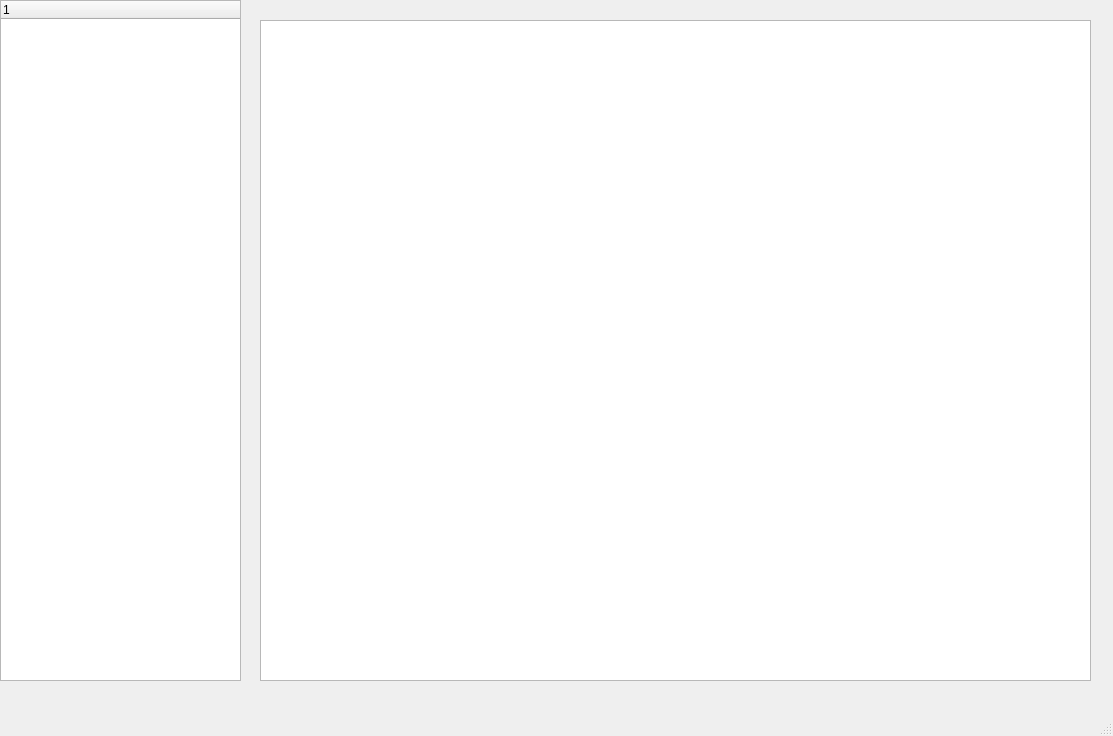
Old version of the form src/ui/mainwindow.ui in the repository ling3230/SoftwareEngineeringKGS.
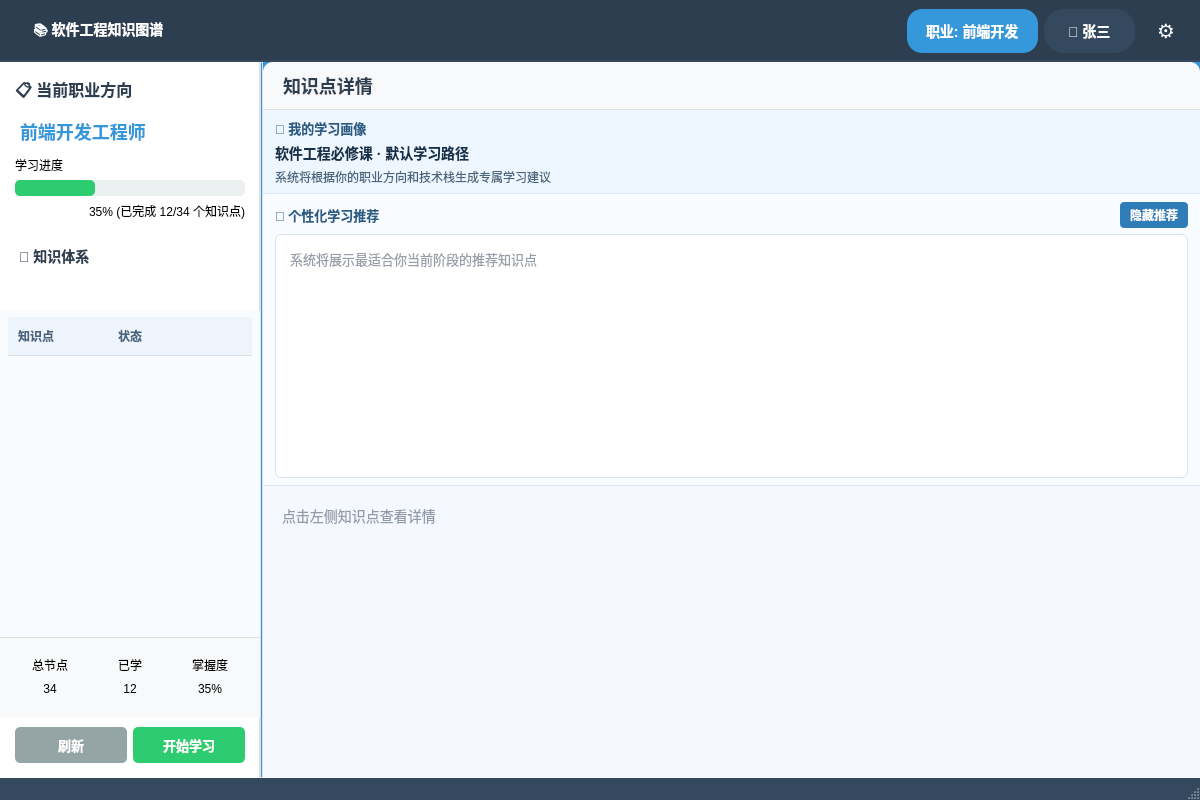
New version of the form. Icons and pictures are not drawn.

Commit message: 2026/3/26，第一次更新，完善系统框架

Diff of the .ui file:
```diff
--- a/src/ui/mainwindow.ui
+++ b/src/ui/mainwindow.ui
@@ -6,48 +6,892 @@
    <rect>
     <x>0</x>
     <y>0</y>
-    <width>1113</width>
-    <height>736</height>
+    <width>1200</width>
+    <height>800</height>
    </rect>
   </property>
   <property name="windowTitle">
-   <string>MainWindow</string>
+   <string>软件工程知识图谱 - 个性化学习系统</string>
+  </property>
+  <property name="styleSheet">
+   <string notr="true">
+    /* 全局样式 */
+    QMainWindow {
+       background-color: #3498db;
+    }
+
+    /* 标题栏样式 */
+    #titleBar {
+        background-color: #2c3e50;
+        min-height: 60px;
+        max-height: 60px;
+        border-bottom: 2px solid #34495e;
+    }
+
+    #titleBar QLabel {
+        color: white;
+        font-size: 14px;
+    }
+
+    #mainTitleLabel {
+        font-size: 20px;
+        font-weight: bold;
+        color: #ecf0f1;
+        padding-left: 20px;
+    }
+
+    #userInfoLabel {
+        background-color: #34495e;
+        padding: 8px 20px;
+        border-radius: 20px;
+        font-weight: bold;
+    }
+
+    #careerLabel {
+        background-color: #3498db;
+        padding: 5px 15px;
+        border-radius: 15px;
+        color: white;
+        font-weight: bold;
+    }
+
+    /* 侧边栏样式 */
+    #sideBar {
+        background-color: white;
+        border-right: 1px solid #e0e0e0;
+    }
+
+    #sideBar QLabel[text*=&quot;职业&quot;] {
+        font-size: 16px;
+        font-weight: bold;
+        color: #2c3e50;
+        padding: 15px 10px 5px 20px;
+    }
+
+    /* 知识点树样式 */
+    #knowledgeTree {
+        border: none;
+        background-color: #f8fbff;
+        font-size: 13px;
+        outline: none;
+        padding: 6px 8px 10px 8px;
+    }
+
+    #knowledgeTree::item {
+        padding: 8px 10px;
+        margin: 3px 4px;
+        border-radius: 6px;
+    }
+
+    #knowledgeTree::item:selected {
+        background-color: #d8ebff;
+        color: #16324f;
+        border: 1px solid #8ebce6;
+    }
+
+    #knowledgeTree::item:hover {
+        background-color: #eef6ff;
+    }
+
+    QHeaderView::section {
+        background-color: #edf4fb;
+        color: #47627d;
+        border: none;
+        border-bottom: 1px solid #d7e2ee;
+        padding: 8px 10px;
+        font-size: 12px;
+        font-weight: bold;
+    }
+
+    #knowledgeTree::branch:has-children:!has-siblings:closed,
+    #knowledgeTree::branch:closed:has-children:has-siblings {
+        border-image: none;
+        image: url(:/icons/arrow-right.png);
+    }
+
+    #knowledgeTree::branch:open:has-children:!has-siblings,
+    #knowledgeTree::branch:open:has-children:has-siblings {
+        border-image: none;
+        image: url(:/icons/arrow-down.png);
+    }
+
+    /* 进度条样式 */
+    QProgressBar {
+        border: none;
+        background-color: #ecf0f1;
+        border-radius: 5px;
+        height: 8px;
+        text-align: center;
+    }
+
+    QProgressBar::chunk {
+        background-color: #2ecc71;
+        border-radius: 5px;
+    }
+
+    /* 统计卡片样式 */
+    #statsWidget {
+        background-color: #f8f9fa;
+        border-top: 1px solid #e0e0e0;
+        padding: 10px;
+    }
+
+    .statCard {
+        background-color: white;
+        border: 1px solid #e0e0e0;
+        border-radius: 8px;
+        padding: 10px;
+    }
+
+    .statCard QLabel {
+        color: #7f8c8d;
+        font-size: 12px;
+    }
+
+    .statCard QLabel[text*=&quot;0&quot;] {
+        color: #2c3e50;
+        font-size: 24px;
+        font-weight: bold;
+    }
+
+    /* 按钮样式 */
+    QPushButton {
+        background-color: #3498db;
+        color: white;
+        border: none;
+        border-radius: 5px;
+        padding: 8px 16px;
+        font-size: 13px;
+        font-weight: bold;
+    }
+
+    QPushButton:hover {
+        background-color: #2980b9;
+    }
+
+    QPushButton#refreshBtn {
+        background-color: #95a5a6;
+    }
+
+    QPushButton#refreshBtn:hover {
+        background-color: #7f8c8d;
+    }
+
+    QPushButton#studyBtn {
+        background-color: #2ecc71;
+    }
+
+    QPushButton#studyBtn:hover {
+        background-color: #27ae60;
+    }
+
+    /* 详情区域样式 */
+    #detailWidget {
+        background-color: white;
+        border: 1px solid #e0e0e0;
+        border-radius: 10px;
+        margin: 10px;
+    }
+
+    #detailTitle {
+        font-size: 18px;
+        font-weight: bold;
+        color: #2c3e50;
+        padding: 10px 15px;
+        background-color: #f8f9fa;
+        border-top-left-radius: 10px;
+        border-top-right-radius: 10px;
+        border-bottom: 1px solid #e0e0e0;
+    }
+
+    #personaCard {
+        background-color: #eef7ff;
+        border-bottom: 1px solid #d8e8f6;
+        padding: 8px 10px;
+    }
+
+    #personaTitleLabel {
+        font-size: 13px;
+        font-weight: bold;
+        color: #2a5d84;
+    }
+
+    #personaSummaryLabel {
+        font-size: 14px;
+        color: #15324a;
+        font-weight: bold;
+    }
+
+    #personaFocusLabel {
+        font-size: 12px;
+        color: #48657d;
+    }
+
+    #recommendPanel {
+        background-color: #f8fbff;
+        border-bottom: 1px solid #dbe7f2;
+    }
+
+    #recommendTitleLabel {
+        font-size: 13px;
+        font-weight: bold;
+        color: #2a5d84;
+    }
+
+    #recommendToggleBtn {
+        background-color: #2f7db8;
+        border-radius: 4px;
+        padding: 4px 10px;
+        font-size: 12px;
+    }
+
+    #recommendToggleBtn:hover {
+        background-color: #276995;
+    }
+
+    #recommendationContent {
+        background-color: #ffffff;
+        border: 1px solid #d9e4ee;
+        border-radius: 6px;
+        font-size: 13px;
+        color: #2d3e4f;
+        padding: 10px;
+    }
+
+    #detailContent {
+        background-color: white;
+        border: none;
+        font-size: 14px;
+        line-height: 1.6;
+        padding: 15px;
+    }
+
+    /* 状态栏样式 */
+    QStatusBar {
+        background-color: #34495e;
+        color: #ecf0f1;
+    }
+
+    QStatusBar QLabel {
+        color: #ecf0f1;
+        padding: 2px 10px;
+    }
+   </string>
   </property>
   <widget class="QWidget" name="centralwidget">
-   <widget class="QTreeWidget" name="treeWidget">
-    <property name="geometry">
-     <rect>
-      <x>0</x>
-      <y>0</y>
-      <width>241</width>
-      <height>681</height>
-     </rect>
+   <layout class="QVBoxLayout" name="centralLayout">
+    <property name="spacing">
+     <number>0</number>
     </property>
-    <column>
-     <property name="text">
-      <string notr="true">1</string>
-     </property>
-    </column>
-   </widget>
-   <widget class="QPlainTextEdit" name="plainTextEdit">
-    <property name="geometry">
-     <rect>
-      <x>260</x>
-      <y>20</y>
-      <width>831</width>
-      <height>661</height>
-     </rect>
+    <property name="leftMargin">
+     <number>0</number>
     </property>
-   </widget>
+    <property name="topMargin">
+     <number>0</number>
+    </property>
+    <property name="rightMargin">
+     <number>0</number>
+    </property>
+    <property name="bottomMargin">
+     <number>0</number>
+    </property>
+    <item>
+     <widget class="QWidget" name="titleBar" native="true">
+      <property name="styleSheet">
+       <string notr="true"/>
+      </property>
+      <layout class="QHBoxLayout" name="titleLayout">
+       <item>
+        <widget class="QLabel" name="mainTitleLabel">
+         <property name="text">
+          <string>📚 软件工程知识图谱</string>
+         </property>
+        </widget>
+       </item>
+       <item>
+        <spacer name="horizontalSpacer">
+         <property name="orientation">
+          <enum>Qt::Orientation::Horizontal</enum>
+         </property>
+         <property name="sizeHint" stdset="0">
+          <size>
+           <width>40</width>
+           <height>20</height>
+          </size>
+         </property>
+        </spacer>
+       </item>
+       <item>
+        <widget class="QLabel" name="careerLabel">
+         <property name="text">
+          <string>职业: 前端开发</string>
+         </property>
+        </widget>
+       </item>
+       <item>
+        <widget class="QLabel" name="userInfoLabel">
+         <property name="text">
+          <string>👤 张三</string>
+         </property>
+        </widget>
+       </item>
+       <item>
+        <widget class="QPushButton" name="settingsBtn">
+         <property name="styleSheet">
+          <string notr="true">QPushButton {
+              background-color: transparent;
+              font-size: 20px;
+          }
+          QPushButton:hover {
+              background-color: #34495e;
+          }</string>
+         </property>
+         <property name="text">
+          <string>⚙️</string>
+         </property>
+         <property name="fixedSize" stdset="0">
+          <size>
+           <width>40</width>
+           <height>40</height>
+          </size>
+         </property>
+        </widget>
+       </item>
+      </layout>
+     </widget>
+    </item>
+    <item>
+     <widget class="QWidget" name="contentWidget" native="true">
+      <layout class="QHBoxLayout" name="mainLayout" stretch="2,0,8">
+       <property name="spacing">
+        <number>0</number>
+       </property>
+       <property name="leftMargin">
+        <number>0</number>
+       </property>
+       <property name="topMargin">
+        <number>0</number>
+       </property>
+       <property name="rightMargin">
+        <number>0</number>
+       </property>
+       <property name="bottomMargin">
+        <number>0</number>
+       </property>
+       <item>
+        <widget class="QWidget" name="sideBar" native="true">
+         <layout class="QVBoxLayout" name="sideLayout">
+          <property name="spacing">
+           <number>0</number>
+          </property>
+          <property name="leftMargin">
+           <number>0</number>
+          </property>
+          <property name="topMargin">
+           <number>0</number>
+          </property>
+          <property name="rightMargin">
+           <number>0</number>
+          </property>
+          <property name="bottomMargin">
+           <number>0</number>
+          </property>
+          <item>
+           <widget class="QWidget" name="careerInfoWidget" native="true">
+            <layout class="QVBoxLayout" name="careerInfoLayout">
+             <property name="leftMargin">
+              <number>15</number>
+             </property>
+             <property name="topMargin">
+              <number>15</number>
+             </property>
+             <property name="rightMargin">
+              <number>15</number>
+             </property>
+             <property name="bottomMargin">
+              <number>15</number>
+             </property>
+             <item>
+              <widget class="QLabel" name="careerTitleLabel">
+               <property name="styleSheet">
+                <string notr="true">font-size: 16px; font-weight: bold; color: #2c3e50;</string>
+               </property>
+               <property name="text">
+                <string>📋 当前职业方向</string>
+               </property>
+              </widget>
+             </item>
+             <item>
+              <widget class="QLabel" name="currentCareerLabel">
+               <property name="styleSheet">
+                <string notr="true">font-size: 18px; color: #3498db; font-weight: bold; padding: 5px 0;</string>
+               </property>
+               <property name="text">
+                <string>前端开发工程师</string>
+               </property>
+              </widget>
+             </item>
+             <item>
+              <widget class="QLabel" name="progressTextLabel">
+               <property name="text">
+                <string>学习进度</string>
+               </property>
+              </widget>
+             </item>
+             <item>
+              <widget class="QProgressBar" name="overallProgress">
+               <property name="value">
+                <number>35</number>
+               </property>
+               <property name="textVisible">
+                <bool>false</bool>
+               </property>
+              </widget>
+             </item>
+             <item>
+              <widget class="QLabel" name="progressPercentLabel">
+               <property name="text">
+                <string>35% (已完成 12/34 个知识点)</string>
+               </property>
+               <property name="alignment">
+                <set>Qt::AlignmentFlag::AlignRight</set>
+               </property>
+              </widget>
+             </item>
+            </layout>
+           </widget>
+          </item>
+          <item>
+           <widget class="QLabel" name="treeTitleLabel">
+            <property name="styleSheet">
+             <string notr="true">font-size: 14px; font-weight: bold; color: #2c3e50; padding: 10px 15px 5px 15px;</string>
+            </property>
+            <property name="text">
+             <string>📌 知识体系</string>
+            </property>
+           </widget>
+          </item>
+          <item>
+           <widget class="QToolButton" name="graphBtn">
+            <property name="sizePolicy">
+             <sizepolicy hsizetype="Expanding" vsizetype="Fixed">
+              <horstretch>0</horstretch>
+              <verstretch>0</verstretch>
+             </sizepolicy>
+            </property>
+            <property name="toolTip">
+             <string>点击进入三维知识空间</string>
+            </property>
+            <property name="layoutDirection">
+             <enum>Qt::LayoutDirection::LeftToRight</enum>
+            </property>
+            <property name="styleSheet">
+             <string notr="true">QToolButton#graphBtn {
+    /* 渐变背景 */
+    background: qlineargradient(x1:0, y1:0, x2:1, y2:0,
+                                stop:0 #3498db, stop:1 #5faee3);
+    
+    border: none;
+    border-radius: 6px;
+    color: white;
+    font-size: 13px;
+    font-weight: bold;
+    padding: 8px 16px;
+    
+    /* 添加阴影 */
+    box-shadow: 0 2px 4px rgba(0,0,0,0.2);
+}
+
+QToolButton#graphBtn:hover {
+    background: qlineargradient(x1:0, y1:0, x2:1, y2:0,
+                                stop:0 #2980b9, stop:1 #3498db);
+    box-shadow: 0 4px 8px rgba(0,0,0,0.3);
+}</string>
+            </property>
+            <property name="text">
+             <string>浏览知识图谱</string>
+            </property>
+            <property name="toolButtonStyle">
+             <enum>Qt::ToolButtonStyle::ToolButtonTextBesideIcon</enum>
+            </property>
+           </widget>
+          </item>
+          <item>
+           <widget class="QTreeWidget" name="knowledgeTree">
+            <property name="sizePolicy">
+             <sizepolicy hsizetype="Expanding" vsizetype="Expanding">
+              <horstretch>0</horstretch>
+              <verstretch>0</verstretch>
+             </sizepolicy>
+            </property>
+            <property name="indentation">
+             <number>28</number>
+            </property>
+            <property name="itemsExpandable">
+             <bool>true</bool>
+            </property>
+            <property name="animated">
+             <bool>true</bool>
+            </property>
+            <property name="wordWrap">
+             <bool>false</bool>
+            </property>
+            <property name="headerHidden">
+             <bool>false</bool>
+            </property>
+            <column>
+             <property name="text">
+              <string>知识点</string>
+             </property>
+            </column>
+            <column>
+             <property name="text">
+              <string>状态</string>
+             </property>
+            </column>
+           </widget>
+          </item>
+          <item>
+           <widget class="QWidget" name="statsWidget" native="true">
+            <layout class="QHBoxLayout" name="statsLayout">
+             <property name="spacing">
+              <number>10</number>
+             </property>
+             <property name="leftMargin">
+              <number>15</number>
+             </property>
+             <property name="topMargin">
+              <number>10</number>
+             </property>
+             <property name="rightMargin">
+              <number>15</number>
+             </property>
+             <property name="bottomMargin">
+              <number>10</number>
+             </property>
+             <item>
+              <widget class="QWidget" name="totalNodesCard" native="true">
+               <property name="minimumSize">
+                <size>
+                 <width>70</width>
+                 <height>60</height>
+                </size>
+               </property>
+               <property name="styleSheet">
+                <string notr="true">.statCard</string>
+               </property>
+               <layout class="QVBoxLayout" name="totalNodesLayout">
+                <item>
+                 <widget class="QLabel" name="totalNodesLabel">
+                  <property name="text">
+                   <string>总节点</string>
+                  </property>
+                  <property name="alignment">
+                   <set>Qt::AlignmentFlag::AlignCenter</set>
+                  </property>
+                 </widget>
+                </item>
+                <item>
+                 <widget class="QLabel" name="totalNodesValue">
+                  <property name="text">
+                   <string>34</string>
+                  </property>
+                  <property name="alignment">
+                   <set>Qt::AlignmentFlag::AlignCenter</set>
+                  </property>
+                 </widget>
+                </item>
+               </layout>
+              </widget>
+             </item>
+             <item>
+              <widget class="QWidget" name="learnedNodesCard" native="true">
+               <property name="minimumSize">
+                <size>
+                 <width>70</width>
+                 <height>60</height>
+                </size>
+               </property>
+               <property name="styleSheet">
+                <string notr="true">.statCard</string>
+               </property>
+               <layout class="QVBoxLayout" name="learnedNodesLayout">
+                <item>
+                 <widget class="QLabel" name="learnedNodesLabel">
+                  <property name="text">
+                   <string>已学</string>
+                  </property>
+                  <property name="alignment">
+                   <set>Qt::AlignmentFlag::AlignCenter</set>
+                  </property>
+                 </widget>
+                </item>
+                <item>
+                 <widget class="QLabel" name="learnedNodesValue">
+                  <property name="text">
+                   <string>12</string>
+                  </property>
+                  <property name="alignment">
+                   <set>Qt::AlignmentFlag::AlignCenter</set>
+                  </property>
+                 </widget>
+                </item>
+               </layout>
+              </widget>
+             </item>
+             <item>
+              <widget class="QWidget" name="masteryCard" native="true">
+               <property name="minimumSize">
+                <size>
+                 <width>70</width>
+                 <height>60</height>
+                </size>
+               </property>
+               <property name="styleSheet">
+                <string notr="true">.statCard</string>
+               </property>
+               <layout class="QVBoxLayout" name="masteryLayout">
+                <item>
+                 <widget class="QLabel" name="masteryLabel">
+                  <property name="text">
+                   <string>掌握度</string>
+                  </property>
+                  <property name="alignment">
+                   <set>Qt::AlignmentFlag::AlignCenter</set>
+                  </property>
+                 </widget>
+                </item>
+                <item>
+                 <widget class="QLabel" name="masteryValue">
+                  <property name="text">
+                   <string>35%</string>
+                  </property>
+                  <property name="alignment">
+                   <set>Qt::AlignmentFlag::AlignCenter</set>
+                  </property>
+                 </widget>
+                </item>
+               </layout>
+              </widget>
+             </item>
+            </layout>
+           </widget>
+          </item>
+          <item>
+           <widget class="QWidget" name="buttonWidget" native="true">
+            <layout class="QHBoxLayout" name="buttonLayout">
+             <property name="leftMargin">
+              <number>15</number>
+             </property>
+             <property name="topMargin">
+              <number>10</number>
+             </property>
+             <property name="rightMargin">
+              <number>15</number>
+             </property>
+             <property name="bottomMargin">
+              <number>15</number>
+             </property>
+             <item>
+              <widget class="QPushButton" name="refreshBtn">
+               <property name="text">
+                <string>刷新</string>
+               </property>
+              </widget>
+             </item>
+             <item>
+              <widget class="QPushButton" name="studyBtn">
+               <property name="text">
+                <string>开始学习</string>
+               </property>
+              </widget>
+             </item>
+            </layout>
+           </widget>
+          </item>
+         </layout>
+        </widget>
+       </item>
+       <item>
+        <widget class="QFrame" name="separator">
+         <property name="styleSheet">
+          <string notr="true">border: 1px solid #e0e0e0;</string>
+         </property>
+         <property name="frameShape">
+          <enum>QFrame::Shape::VLine</enum>
+         </property>
+         <property name="frameShadow">
+          <enum>QFrame::Shadow::Sunken</enum>
+         </property>
+        </widget>
+       </item>
+       <item>
+        <widget class="QWidget" name="detailWidget" native="true">
+         <layout class="QVBoxLayout" name="detailLayout">
+          <property name="spacing">
+           <number>0</number>
+          </property>
+          <property name="leftMargin">
+           <number>0</number>
+          </property>
+          <property name="topMargin">
+           <number>0</number>
+          </property>
+          <property name="rightMargin">
+           <number>0</number>
+          </property>
+          <property name="bottomMargin">
+           <number>0</number>
+          </property>
+          <item>
+           <widget class="QLabel" name="detailTitle">
+            <property name="text">
+             <string>知识点详情</string>
+            </property>
+           </widget>
+          </item>
+          <item>
+           <widget class="QWidget" name="personaCard" native="true">
+            <layout class="QVBoxLayout" name="personaLayout">
+             <property name="spacing">
+              <number>4</number>
+             </property>
+             <property name="leftMargin">
+              <number>12</number>
+             </property>
+             <property name="topMargin">
+              <number>8</number>
+             </property>
+             <property name="rightMargin">
+              <number>12</number>
+             </property>
+             <property name="bottomMargin">
+              <number>8</number>
+             </property>
+             <item>
+              <widget class="QLabel" name="personaTitleLabel">
+               <property name="text">
+                <string>🎯 我的学习画像</string>
+               </property>
+              </widget>
+             </item>
+             <item>
+              <widget class="QLabel" name="personaSummaryLabel">
+               <property name="text">
+                <string>软件工程必修课 · 默认学习路径</string>
+               </property>
+              </widget>
+             </item>
+             <item>
+              <widget class="QLabel" name="personaFocusLabel">
+               <property name="text">
+                <string>系统将根据你的职业方向和技术栈生成专属学习建议</string>
+               </property>
+              </widget>
+             </item>
+            </layout>
+           </widget>
+          </item>
+          <item>
+           <widget class="QWidget" name="recommendPanel" native="true">
+            <layout class="QVBoxLayout" name="recommendPanelLayout">
+             <property name="spacing">
+              <number>6</number>
+             </property>
+             <property name="leftMargin">
+              <number>12</number>
+             </property>
+             <property name="topMargin">
+              <number>8</number>
+             </property>
+             <property name="rightMargin">
+              <number>12</number>
+             </property>
+             <property name="bottomMargin">
+              <number>8</number>
+             </property>
+             <item>
+              <layout class="QHBoxLayout" name="recommendHeaderLayout">
+               <item>
+                <widget class="QLabel" name="recommendTitleLabel">
+                 <property name="text">
+                  <string>🧭 个性化学习推荐</string>
+                 </property>
+                </widget>
+               </item>
+               <item>
+                <spacer name="horizontalSpacerRecommend">
+                 <property name="orientation">
+                  <enum>Qt::Orientation::Horizontal</enum>
+                 </property>
+                 <property name="sizeHint" stdset="0">
+                  <size>
+                   <width>40</width>
+                   <height>20</height>
+                  </size>
+                 </property>
+                </spacer>
+               </item>
+               <item>
+                <widget class="QPushButton" name="recommendToggleBtn">
+                 <property name="text">
+                  <string>隐藏推荐</string>
+                 </property>
+                </widget>
+               </item>
+              </layout>
+             </item>
+             <item>
+              <widget class="QPlainTextEdit" name="recommendationContent">
+               <property name="minimumSize">
+                <size>
+                 <width>0</width>
+                 <height>130</height>
+                </size>
+               </property>
+               <property name="readOnly">
+                <bool>true</bool>
+               </property>
+               <property name="placeholderText">
+                <string>系统将展示最适合你当前阶段的推荐知识点</string>
+               </property>
+              </widget>
+             </item>
+            </layout>
+           </widget>
+          </item>
+          <item>
+           <widget class="QPlainTextEdit" name="detailContent">
+            <property name="styleSheet">
+             <string notr="true">/* 选中 detailContent，设置样式表 */
+QPlainTextEdit {
+    background-color: #f5f9ff;  /* 蓝 */
+    border: none;
+    font-size: 14px;
+    line-height: 1.8;
+    padding: 15px;
+    color: #2d3e4f;
+}</string>
+            </property>
+            <property name="readOnly">
+             <bool>true</bool>
+            </property>
+            <property name="placeholderText">
+             <string>点击左侧知识点查看详情</string>
+            </property>
+           </widget>
+          </item>
+         </layout>
+        </widget>
+       </item>
+      </layout>
+     </widget>
+    </item>
+   </layout>
   </widget>
-  <widget class="QMenuBar" name="menubar">
-   <property name="geometry">
-    <rect>
-     <x>0</x>
-     <y>0</y>
-     <width>1113</width>
-     <height>25</height>
-    </rect>
+  <widget class="QStatusBar" name="statusbar">
+   <property name="styleSheet">
+    <string notr="true">QStatusBar::item { border: none; }</string>
    </property>
   </widget>
   <widget class="QStatusBar" name="statusbar"/>
```
Left out of the diff: 1 changed line with no effect on the pictures. The commit also changes 320 other files.
